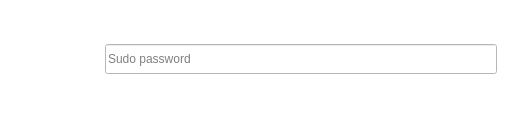
Qt form files/resources/ui/password.ui (TaqsBlaze/swapify) before a commit.
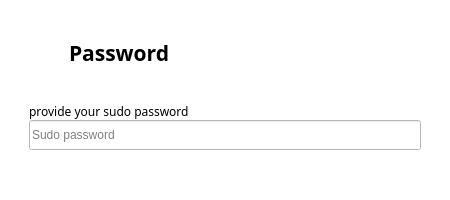
The same form after that commit. Icons and pictures are not drawn.

Commit message: redesigned program flow and added new icons

The edit to the form file:
```diff
--- a/files/resources/ui/password.ui
+++ b/files/resources/ui/password.ui
@@ -6,20 +6,20 @@
    <rect>
     <x>0</x>
     <y>0</y>
-    <width>526</width>
-    <height>119</height>
+    <width>450</width>
+    <height>200</height>
    </rect>
   </property>
   <property name="minimumSize">
    <size>
-    <width>526</width>
-    <height>119</height>
+    <width>450</width>
+    <height>200</height>
    </size>
   </property>
   <property name="maximumSize">
    <size>
-    <width>526</width>
-    <height>119</height>
+    <width>450</width>
+    <height>200</height>
    </size>
   </property>
   <property name="font">
@@ -38,7 +38,7 @@
    <string notr="true">background-color: rgb(255, 255, 255);</string>
   </property>
   <widget class="QWidget" name="centralwidget">
-   <layout class="QHBoxLayout" name="horizontalLayout">
+   <layout class="QVBoxLayout" name="verticalLayout_2">
     <item>
      <widget class="QFrame" name="frame_2">
       <property name="frameShape">
@@ -91,10 +91,25 @@
          </property>
         </widget>
        </item>
+       <item>
+        <widget class="QLabel" name="label_2">
+         <property name="font">
+          <font>
+           <family>Segoe UI Semibold</family>
+           <pointsize>16</pointsize>
+           <weight>75</weight>
+           <bold>true</bold>
+          </font>
+         </property>
+         <property name="text">
+          <string>Password</string>
+         </property>
+        </widget>
+       </item>
       </layout>
      </widget>
     </item>
-    <item>
+    <item alignment="Qt::AlignTop">
      <widget class="QFrame" name="frame">
       <property name="frameShape">
        <enum>QFrame::NoFrame</enum>
@@ -118,6 +133,19 @@
        <property name="bottomMargin">
         <number>0</number>
        </property>
+       <item>
+        <widget class="QLabel" name="label_3">
+         <property name="font">
+          <font>
+           <family>Segoe UI Light</family>
+           <pointsize>9</pointsize>
+          </font>
+         </property>
+         <property name="text">
+          <string>provide your sudo password</string>
+         </property>
+        </widget>
+       </item>
        <item>
         <widget class="QLineEdit" name="password_input">
          <property name="minimumSize">
@@ -132,6 +160,9 @@
            <height>30</height>
           </size>
          </property>
+         <property name="styleSheet">
+          <string notr="true">image: url(:/icons/password.png);</string>
+         </property>
          <property name="echoMode">
           <enum>QLineEdit::Password</enum>
          </property>
```
Left out of the diff: 10 changed lines with no effect on the pictures. The commit also changes 13 other files.
